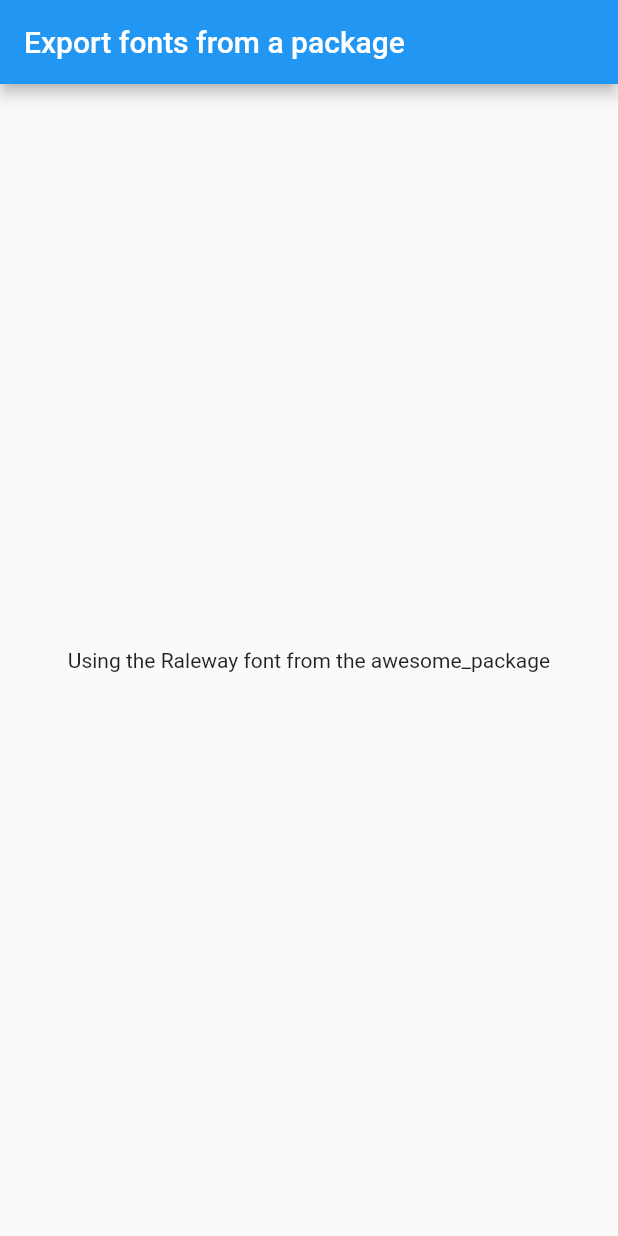
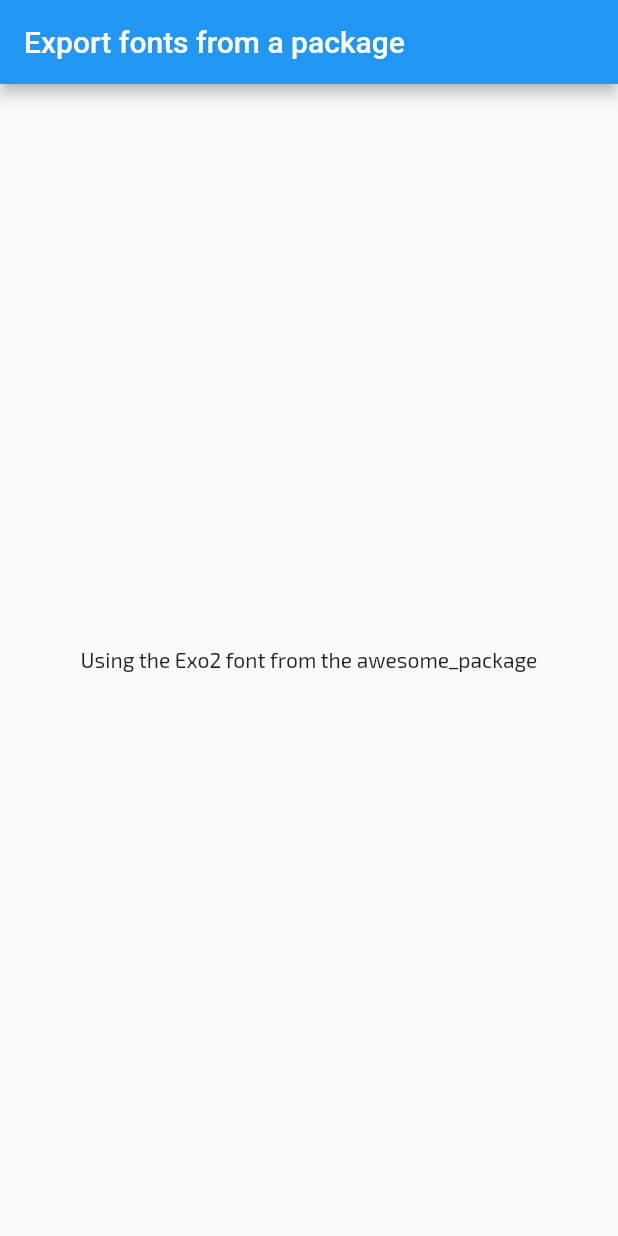
Before and after one commit to anwar96se/flutter-cookbook, a Flutter app: the HomePage screen opened directly, on a phone screen of 412 x 824 dp. Run offline on Flutter 3.47's test engine with Material 2 defaults, Android fonts, the phone set to English and light mode, and no system bars.

Commit message:
Export fonts from a package

```diff
--- a/lib/design/package-fonts.dart
+++ b/lib/design/package-fonts.dart
@@ -18,8 +18,8 @@ class HomePage extends StatelessWidget {
       appBar: AppBar(title: Text(title)),
       body: Center(
         child: Text(
-          'Using the Raleway font from the awesome_package',
-          style: TextStyle(fontFamily: 'Raleway', package: 'awesome_package'),
+          'Using the Exo2 font from the awesome_package',
+          style: TextStyle(fontFamily: 'Exo2'),
         ),
       ),
     );
```
Also changed, not shown: pubspec.yaml (+3 -4 lines).
